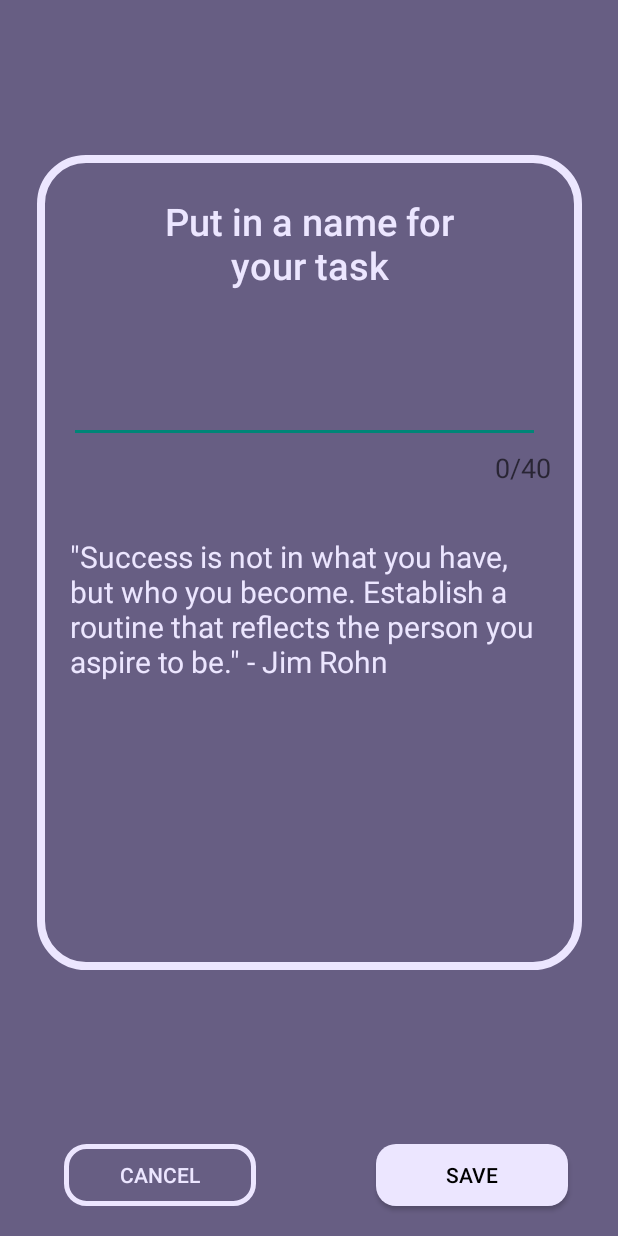
After one commit to Yongey/ANDE_CA2, an Android app: the DailyTask screen opened directly, with no data from a screen before it, on a phone screen of 412 x 824 dp. The commit adds this screen. Run offline under Robolectric (Android 15) with nearby library versions, the phone set to English and light mode, and no system bars.

Commit message:
daily task layout

```diff
--- a/app/src/main/AndroidManifest.xml
+++ b/app/src/main/AndroidManifest.xml
@@ -3,32 +3,37 @@
     xmlns:tools="http://schemas.android.com/tools">
 
     <uses-permission android:name="android.permission.INTERNET" />
+
     <application
         android:allowBackup="true"
         android:dataExtractionRules="@xml/data_extraction_rules"
         android:fullBackupContent="@xml/backup_rules"
-
         android:label="@string/app_name"
-
         android:supportsRtl="true"
         android:theme="@style/Theme.CA1MainScreen"
         tools:targetApi="31">
+        <activity
+            android:name=".DailyTask"
+            android:exported="false" />
         <activity
             android:name=".Register"
             android:exported="false" />
         <activity
             android:name=".Login"
             android:exported="true">
+
             <!-- Intent-filter removed from here -->
         </activity>
         <activity
             android:name=".Settings"
             android:label="Settings">
+
             <!-- Additional activity settings if needed -->
         </activity>
         <activity
             android:name=".Add"
             android:label="Add Item">
+
             <!-- Additional activity settings if needed -->
         </activity>
         <activity
@@ -36,6 +41,7 @@
             android:exported="true">
             <intent-filter>
                 <action android:name="android.intent.action.MAIN" />
+
                 <category android:name="android.intent.category.LAUNCHER" />
             </intent-filter>
         </activity>
@@ -43,4 +49,5 @@
             android:name=".MainActivity"
             android:exported="false" />
     </application>
+
 </manifest>
--- /dev/null
+++ b/app/src/main/java/com/example/ca1_mainscreen/DailyTask.java
@@ -0,0 +1,14 @@
+package com.example.ca1_mainscreen;
+
+import androidx.appcompat.app.AppCompatActivity;
+
+import android.os.Bundle;
+
+public class DailyTask extends AppCompatActivity {
+
+    @Override
+    protected void onCreate(Bundle savedInstanceState) {
+        super.onCreate(savedInstanceState);
+        setContentView(R.layout.activity_dailytask);
+    }
+}
--- /dev/null
+++ b/app/src/main/res/drawable/border.xml
@@ -0,0 +1,5 @@
+<?xml version="1.0" encoding="utf-8"?>
+<shape xmlns:android="http://schemas.android.com/apk/res/android">
+    <stroke android:width="5dp" android:color="#ECE6FF"></stroke>
+    <corners android:radius="30dp"></corners>
+</shape>
--- /dev/null
+++ b/app/src/main/res/drawable/cancelbtn.xml
@@ -0,0 +1,5 @@
+<?xml version="1.0" encoding="utf-8"?>
+<shape xmlns:android="http://schemas.android.com/apk/res/android">
+    <stroke android:color="#ECE6FF" android:width="3dp"></stroke>
+    <corners android:radius="13dp"></corners>
+</shape>
--- /dev/null
+++ b/app/src/main/res/drawable/savebtn.xml
@@ -0,0 +1,5 @@
+<?xml version="1.0" encoding="utf-8"?>
+<shape xmlns:android="http://schemas.android.com/apk/res/android">
+    <solid android:color="#ECE6FF"></solid>
+    <corners android:radius="13dp"></corners>
+</shape>
--- /dev/null
+++ b/app/src/main/res/layout/activity_dailytask.xml
@@ -0,0 +1,114 @@
+<?xml version="1.0" encoding="utf-8"?>
+<androidx.constraintlayout.widget.ConstraintLayout xmlns:android="http://schemas.android.com/apk/res/android"
+    xmlns:app="http://schemas.android.com/apk/res-auto"
+    xmlns:tools="http://schemas.android.com/tools"
+    android:layout_width="match_parent"
+    android:layout_height="match_parent"
+    tools:context=".DailyTask"
+    android:background="@color/dailybackground">
+
+    <Button
+        android:id="@+id/cancelbtn"
+        android:layout_width="128dp"
+        android:layout_height="41dp"
+        android:layout_marginStart="33dp"
+        android:layout_marginEnd="71dp"
+        android:layout_marginBottom="20dp"
+        android:text="Cancel"
+        android:textColor="#ECE6FF"
+        android:background="@drawable/cancelbtn"
+        app:layout_constraintBottom_toBottomOf="parent"
+        app:layout_constraintEnd_toStartOf="@+id/savebtn"
+        app:layout_constraintStart_toStartOf="parent" />
+
+    <Button
+        android:id="@+id/savebtn"
+        android:layout_width="128dp"
+        android:layout_height="41dp"
+        android:layout_marginEnd="33dp"
+        android:layout_marginBottom="20dp"
+        android:background="@drawable/savebtn"
+        android:text="Save"
+        android:textColor="#000000"
+        app:layout_constraintBottom_toBottomOf="parent"
+        app:layout_constraintEnd_toEndOf="parent" />
+
+    <TextView
+        android:id="@+id/textView9"
+        android:layout_width="205dp"
+        android:layout_height="68dp"
+        android:layout_marginStart="105dp"
+        android:layout_marginTop="130dp"
+        android:layout_marginEnd="106dp"
+        android:layout_marginBottom="15dp"
+        android:fontFamily="sans-serif-medium"
+        android:text="Put in a name for your task"
+        android:textAlignment="center"
+        android:textColor="#ECE6FF"
+        android:textSize="25dp"
+        app:layout_constraintBottom_toTopOf="@+id/textInputLayout"
+        app:layout_constraintEnd_toEndOf="parent"
+        app:layout_constraintStart_toStartOf="parent"
+        app:layout_constraintTop_toTopOf="parent" />
+
+    <TextView
+        android:id="@+id/textView10"
+        android:layout_width="318dp"
+        android:layout_height="105dp"
+        android:layout_marginStart="20dp"
+        android:layout_marginTop="33dp"
+        android:layout_marginEnd="20dp"
+        android:text="&quot;Success is not in what you have, but who you become. Establish a routine that reflects the person you aspire to be.&quot; - Jim Rohn"
+        android:textColor="#ECE6FF"
+        android:textSize="20dp"
+        app:layout_constraintEnd_toEndOf="parent"
+        app:layout_constraintHorizontal_bias="0.49"
+        app:layout_constraintStart_toStartOf="parent"
+        app:layout_constraintTop_toBottomOf="@+id/textInputLayout" />
+
+    <com.google.android.material.textfield.TextInputLayout
+        android:id="@+id/textInputLayout"
+        android:layout_width="325dp"
+        android:layout_height="95dp"
+        android:layout_marginStart="20dp"
+        android:layout_marginTop="15dp"
+        android:layout_marginEnd="20dp"
+        android:layout_marginBottom="33dp"
+        app:boxBackgroundColor="#FFFFFF"
+        app:boxCornerRadiusBottomEnd="13dp"
+        app:boxCornerRadiusBottomStart="13dp"
+        app:boxCornerRadiusTopEnd="13dp"
+        app:boxCornerRadiusTopStart="13dp"
+        app:counterEnabled="true"
+        app:counterMaxLength="40"
+        app:counterTextAppearance="@style/TextAppearance.AppCompat.Medium"
+        app:counterTextColor="#FFFFFF"
+        app:layout_constraintBottom_toTopOf="@+id/textView10"
+        app:layout_constraintEnd_toEndOf="parent"
+        app:layout_constraintHorizontal_bias="0.555"
+        app:layout_constraintStart_toStartOf="parent"
+        app:layout_constraintTop_toBottomOf="@+id/textView9">
+
+        <com.google.android.material.textfield.TextInputEditText
+            android:id="@+id/layoutText"
+            android:layout_width="314dp"
+            android:layout_height="56dp" />
+
+    </com.google.android.material.textfield.TextInputLayout>
+
+    <View
+        android:id="@+id/view"
+        android:layout_width="363dp"
+        android:layout_height="543dp"
+        android:layout_marginStart="20dp"
+        android:layout_marginTop="103dp"
+        android:layout_marginEnd="20dp"
+        android:layout_marginBottom="274dp"
+        android:background="@drawable/border"
+        app:layout_constraintBottom_toTopOf="@+id/cancelbtn"
+        app:layout_constraintEnd_toEndOf="parent"
+        app:layout_constraintStart_toStartOf="parent"
+        app:layout_constraintTop_toTopOf="parent"
+        app:layout_constraintVertical_bias="0.0" />
+
+</androidx.constraintlayout.widget.ConstraintLayout>
--- a/app/src/main/res/values-night/themes.xml
+++ b/app/src/main/res/values-night/themes.xml
@@ -1,6 +1,6 @@
 <resources xmlns:tools="http://schemas.android.com/tools">
     <!-- Base application theme. -->
-    <style name="Base.Theme.CA1MainScreen" parent="Theme.Material3.DayNight.NoActionBar">
+    <style name="Base.Theme.CA1MainScreen" parent="Theme.AppCompat.Light.NoActionBar">
         <!-- Customize your dark theme here. -->
         <!-- <item name="colorPrimary">@color/my_dark_primary</item> -->
     </style>
--- a/app/src/main/res/values/colors.xml
+++ b/app/src/main/res/values/colors.xml
@@ -4,4 +4,5 @@
     <color name="white">#FFFFFFFF</color>
     <color name="btn_login">#FF000000</color>
     <color name="blue_color">#1162FF</color>
+    <color name="dailybackground">#675E83</color>
 </resources>
--- a/app/src/main/res/values/themes.xml
+++ b/app/src/main/res/values/themes.xml
@@ -1,6 +1,6 @@
 <resources xmlns:tools="http://schemas.android.com/tools">
     <!-- Base application theme. -->
-    <style name="Base.Theme.CA1MainScreen" parent="Theme.Material3.DayNight.NoActionBar">
+    <style name="Base.Theme.CA1MainScreen" parent="Theme.AppCompat.Light.NoActionBar">
         <!-- Customize your light theme here. -->
         <!-- <item name="colorPrimary">@color/my_light_primary</item> -->
     </style>
```
